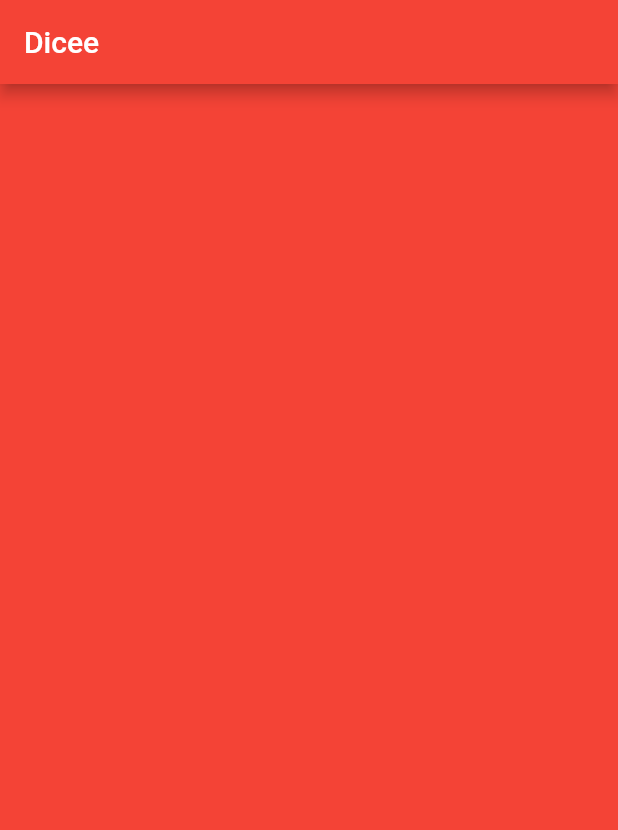
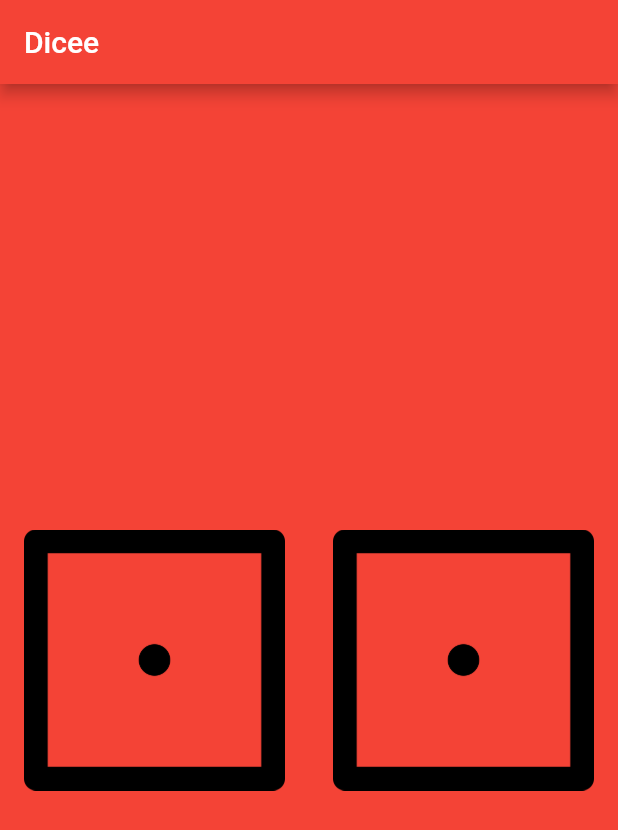
Before and after one commit to londonappbrewery/dicee-flutter, a Flutter app: the screen it shows after launch, on a phone screen of 412 x 824 dp. Shown: the top 830 px of the screen. Run offline on Flutter 3.47's test engine with Material 2 defaults, Android fonts, the light colour scheme and no system bars.

Commit message:
added new file
flutterdice

```diff
--- a/lib/main.dart
+++ b/lib/main.dart
@@ -1,4 +1,5 @@
 import 'package:flutter/material.dart';
+import 'dart:math';
 
 void main() {
   return runApp(
@@ -15,9 +16,49 @@
   );
 }
 
-class DicePage extends StatelessWidget {
+class DicePage extends StatefulWidget {
+  @override
+  _DicePageState createState() => _DicePageState();
+}
+
+class _DicePageState extends State<DicePage> {
+  int leftdicenumber = 1;
+  int rightdicenumber = 1;
   @override
   Widget build(BuildContext context) {
-    return Container();
+    return Center(
+      child: Row(
+        children: <Widget>[
+          Expanded(
+            child: FlatButton(
+              onPressed: () {
+                setState(() {
+                  leftdicenumber = Random().nextInt(6) + 1;
+                  rightdicenumber = Random().nextInt(6) + 1;
+                });
+              },
+              child: Image.asset(
+                'images/dice$leftdicenumber.png',
+                color: Colors.black,
+              ),
+            ),
+          ),
+          Expanded(
+            child: FlatButton(
+              onPressed: () {
+                setState(() {
+                  rightdicenumber = Random().nextInt(6) + 1;
+                  leftdicenumber = Random().nextInt(6) + 1;
+                });
+              },
+              child: Image.asset(
+                'images/dice$rightdicenumber.png',
+                color: Colors.black,
+              ),
+            ),
+          ),
+        ],
+      ),
+    );
   }
 }
```
